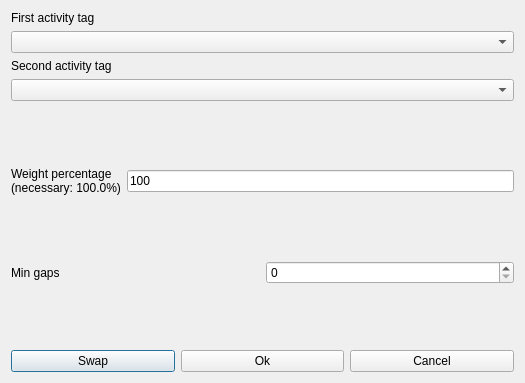
Before: the Qt Designer form fet/src/interface/modifyconstraintteachersmingapsbetweenorderedpairofactivitytagsform_template.ui in vonmecheln/fet, drawn with Qt 5.
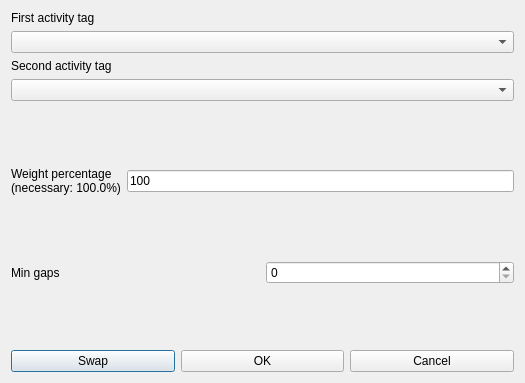
After: the same form once the commit is applied.

```diff
--- a/fet/src/interface/modifyconstraintteachersmingapsbetweenorderedpairofactivitytagsform_template.ui
+++ b/fet/src/interface/modifyconstraintteachersmingapsbetweenorderedpairofactivitytagsform_template.ui
@@ -181,7 +181,7 @@
      <item>
       <widget class="QPushButton" name="okPushButton">
        <property name="text">
-        <string>Ok</string>
+        <string>OK</string>
        </property>
       </widget>
      </item>
```
